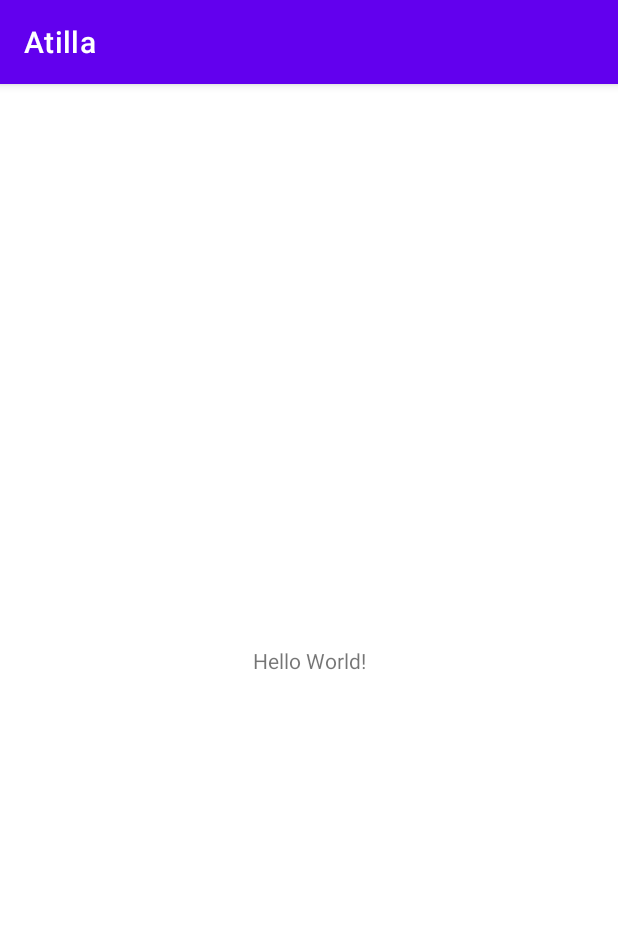
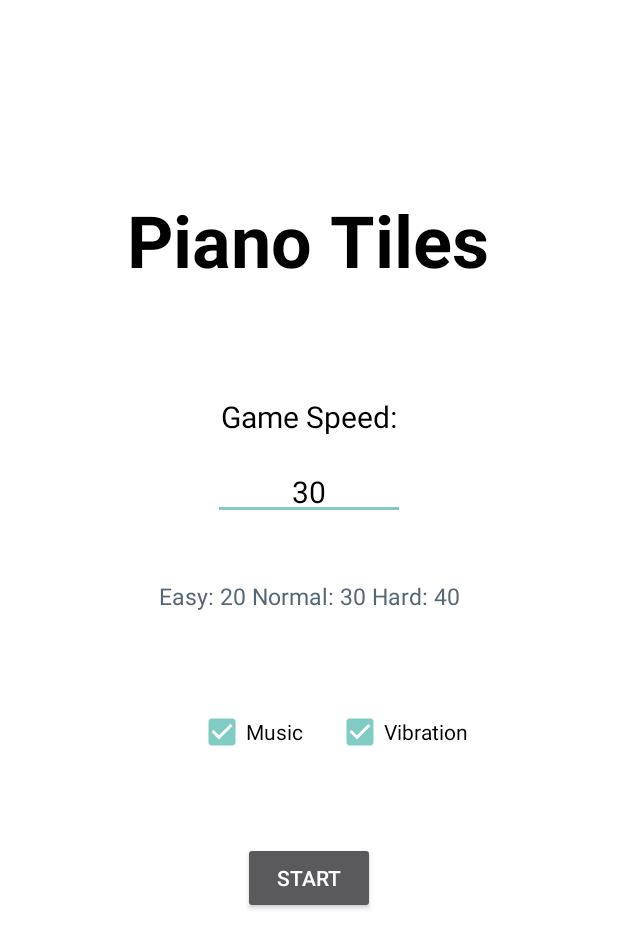
Before and after one commit to amirisback/piano-tiles-clone, an Android app: the screen it shows after launch (MainActivity), on a phone screen of 412 x 824 dp. Shown: the top 948 px of the screen. Run offline under Robolectric (Android 15) with nearby library versions, the phone set to English and light mode, and no system bars.

Commit message:
update: code atilla

```diff
--- /dev/null
+++ b/atillaturkmen/src/main/java/com/github/atillaturkmen/BaseActivity.kt
@@ -0,0 +1,13 @@
+package com.github.atillaturkmen
+
+import android.os.Bundle
+import androidx.appcompat.app.AppCompatActivity
+
+abstract class BaseActivity : AppCompatActivity() {
+
+    override fun onCreate(savedInstanceState: Bundle?) {
+        super.onCreate(savedInstanceState)
+
+        // remove notification bar
+    }
+}
--- a/atillaturkmen/src/main/res/layout/activity_main.xml
+++ b/atillaturkmen/src/main/res/layout/activity_main.xml
@@ -4,15 +4,111 @@
     xmlns:tools="http://schemas.android.com/tools"
     android:layout_width="match_parent"
     android:layout_height="match_parent"
-    tools:context=".MainActivity">
+    tools:context=".MainActivity"
+    android:background="@color/white">
+
 
     <TextView
+        android:id="@+id/textView"
         android:layout_width="wrap_content"
         android:layout_height="wrap_content"
-        android:text="Hello World!"
+        android:layout_marginTop="50dp"
+        android:padding="8dp"
+        android:text="@string/app_name"
+        android:textColor="@color/black"
+        android:textSize="48sp"
+        android:textStyle="bold"
         app:layout_constraintBottom_toBottomOf="parent"
-        app:layout_constraintLeft_toLeftOf="parent"
-        app:layout_constraintRight_toRightOf="parent"
-        app:layout_constraintTop_toTopOf="parent" />
+        app:layout_constraintEnd_toEndOf="parent"
+        app:layout_constraintHorizontal_bias="0.496"
+        app:layout_constraintStart_toStartOf="parent"
+        app:layout_constraintTop_toTopOf="parent"
+        app:layout_constraintVertical_bias="0.1" />
 
+    <EditText
+        android:id="@+id/editText"
+        android:layout_width="wrap_content"
+        android:layout_height="wrap_content"
+        android:hint="@string/input"
+        android:importantForAutofill="no"
+        android:inputType="number"
+        android:maxLength="2"
+        android:padding="5dp"
+        android:textSize="20sp"
+        android:textColor="@color/black"
+        android:textAlignment="center"
+        android:gravity="center"
+        android:ellipsize="middle"
+        android:text="@string/game_speed"
+        app:layout_constraintBottom_toBottomOf="parent"
+        app:layout_constraintEnd_toEndOf="parent"
+        app:layout_constraintStart_toStartOf="parent"
+        app:layout_constraintTop_toBottomOf="@+id/textView"
+        app:layout_constraintVertical_bias="0.186">
+
+    </EditText>
+
+    <Button
+        android:id="@+id/button"
+        android:layout_width="wrap_content"
+        android:layout_height="wrap_content"
+        android:text="@string/start"
+        app:layout_constraintBottom_toBottomOf="parent"
+        app:layout_constraintEnd_toEndOf="parent"
+        app:layout_constraintStart_toStartOf="parent"
+        app:layout_constraintTop_toBottomOf="@+id/editText" />
+
+    <TextView
+        android:id="@+id/textView2"
+        android:layout_marginTop="10dp"
+        android:padding="6dp"
+        android:textSize="15sp"
+        android:layout_width="wrap_content"
+        android:layout_height="wrap_content"
+        android:text="@string/speed_advice"
+        android:textColor="@color/gray"
+        app:layout_constraintBottom_toTopOf="@+id/button"
+        app:layout_constraintEnd_toEndOf="parent"
+        app:layout_constraintStart_toStartOf="parent"
+        app:layout_constraintTop_toBottomOf="@+id/editText"
+        app:layout_constraintVertical_bias="0.139" />
+
+    <TextView
+        android:id="@+id/textView3"
+        android:layout_width="wrap_content"
+        android:layout_height="wrap_content"
+        android:text="@string/input"
+        android:textColor="@color/black"
+        android:textSize="20sp"
+        app:layout_constraintBottom_toTopOf="@+id/editText"
+        app:layout_constraintEnd_toEndOf="parent"
+        app:layout_constraintStart_toStartOf="parent"
+        app:layout_constraintTop_toBottomOf="@+id/textView"
+        app:layout_constraintVertical_bias="0.783" />
+
+    <CheckBox
+        android:id="@+id/checkBox"
+        android:layout_width="wrap_content"
+        android:layout_height="wrap_content"
+        android:text="@string/music"
+        android:textColor="@color/black"
+        android:checked="true"
+        app:layout_constraintBottom_toTopOf="@+id/button"
+        app:layout_constraintEnd_toStartOf="@+id/checkBox2"
+        app:layout_constraintHorizontal_bias="0.858"
+        app:layout_constraintStart_toStartOf="parent"
+        app:layout_constraintTop_toBottomOf="@+id/textView2" />
+
+    <CheckBox
+        android:id="@+id/checkBox2"
+        android:layout_width="wrap_content"
+        android:layout_height="wrap_content"
+        android:layout_marginEnd="100dp"
+        android:layout_marginRight="100dp"
+        android:textColor="@color/black"
+        android:text="@string/vibration"
+        android:checked="true"
+        app:layout_constraintBottom_toTopOf="@+id/button"
+        app:layout_constraintEnd_toEndOf="parent"
+        app:layout_constraintTop_toBottomOf="@+id/textView2" />
 </androidx.constraintlayout.widget.ConstraintLayout>
--- a/atillaturkmen/src/main/res/values-night/themes.xml
+++ /dev/null
@@ -1,16 +0,0 @@
-<resources xmlns:tools="http://schemas.android.com/tools">
-    <!-- Base application theme. -->
-    <style name="Theme.PianoTiles" parent="Theme.MaterialComponents.DayNight.DarkActionBar">
-        <!-- Primary brand color. -->
-        <item name="colorPrimary">@color/purple_200</item>
-        <item name="colorPrimaryVariant">@color/purple_700</item>
-        <item name="colorOnPrimary">@color/black</item>
-        <!-- Secondary brand color. -->
-        <item name="colorSecondary">@color/teal_200</item>
-        <item name="colorSecondaryVariant">@color/teal_200</item>
-        <item name="colorOnSecondary">@color/black</item>
-        <!-- Status bar color. -->
-        <item name="android:statusBarColor" tools:targetApi="l">?attr/colorPrimaryVariant</item>
-        <!-- Customize your theme here. -->
-    </style>
-</resources>
--- a/atillaturkmen/src/main/res/values/colors.xml
+++ b/atillaturkmen/src/main/res/values/colors.xml
@@ -1,10 +1,8 @@
 <?xml version="1.0" encoding="utf-8"?>
 <resources>
-    <color name="purple_200">#FFBB86FC</color>
-    <color name="purple_500">#FF6200EE</color>
-    <color name="purple_700">#FF3700B3</color>
-    <color name="teal_200">#FF03DAC5</color>
-    <color name="teal_700">#FF018786</color>
-    <color name="black">#FF000000</color>
-    <color name="white">#FFFFFFFF</color>
+    <color name="black_overlay">#66000000</color>
+
+    <color name="black">#000000</color>
+    <color name="white">#FFFFFF</color>
+    <color name="gray">#576675</color>
 </resources>
--- a/atillaturkmen/src/main/res/values/strings.xml
+++ b/atillaturkmen/src/main/res/values/strings.xml
@@ -1,3 +1,11 @@
 <resources>
-    <string name="app_name">Atilla</string>
+    <string name="app_name">Piano Tiles</string>
+
+    <string name="title_activity_game">GameActivity</string>
+    <string name="input">Game Speed:</string>
+    <string name="start">START</string>
+    <string name="speed_advice">Easy: 20 Normal: 30 Hard: 40</string>
+    <string name="game_speed">30</string>
+    <string name="music">Music</string>
+    <string name="vibration">Vibration</string>
 </resources>
--- /dev/null
+++ b/atillaturkmen/src/main/res/values/styles.xml
@@ -0,0 +1,19 @@
+<resources>
+
+    <!-- Base application theme. -->
+    <style name="AppTheme" parent="Theme.AppCompat.NoActionBar">
+    </style>
+
+    <style name="FullscreenTheme" parent="AppTheme">
+        <item name="android:actionBarStyle">@style/FullscreenActionBarStyle</item>
+        <item name="android:windowActionBarOverlay">true</item>
+        <item name="android:windowBackground">@null</item>
+        <item name="metaButtonBarStyle">?android:attr/buttonBarStyle</item>
+        <item name="metaButtonBarButtonStyle">?android:attr/buttonBarButtonStyle</item>
+    </style>
+
+    <style name="FullscreenActionBarStyle" parent="Widget.AppCompat.ActionBar">
+        <item name="android:background">@color/black_overlay</item>
+    </style>
+
+</resources>
--- a/atillaturkmen/src/main/res/values/themes.xml
+++ /dev/null
@@ -1,16 +0,0 @@
-<resources xmlns:tools="http://schemas.android.com/tools">
-    <!-- Base application theme. -->
-    <style name="Theme.PianoTiles" parent="Theme.MaterialComponents.DayNight.DarkActionBar">
-        <!-- Primary brand color. -->
-        <item name="colorPrimary">@color/purple_500</item>
-        <item name="colorPrimaryVariant">@color/purple_700</item>
-        <item name="colorOnPrimary">@color/white</item>
-        <!-- Secondary brand color. -->
-        <item name="colorSecondary">@color/teal_200</item>
-        <item name="colorSecondaryVariant">@color/teal_700</item>
-        <item name="colorOnSecondary">@color/black</item>
-        <!-- Status bar color. -->
-        <item name="android:statusBarColor" tools:targetApi="l">?attr/colorPrimaryVariant</item>
-        <!-- Customize your theme here. -->
-    </style>
-</resources>
--- a/gianmartind/build.gradle
+++ b/gianmartind/build.gradle
@@ -41,7 +41,7 @@ dependencies {
     implementation 'androidx.appcompat:appcompat:1.3.1'
     implementation 'com.google.android.material:material:1.4.0'
     implementation 'androidx.constraintlayout:constraintlayout:2.1.0'
-    testImplementation 'junit:junit:4.+'
+    testImplementation 'junit:junit:4.13.2'
     androidTestImplementation 'androidx.test.ext:junit:1.1.3'
     androidTestImplementation 'androidx.test.espresso:espresso-core:3.4.0'
 }
```
Also changed, not shown: atillaturkmen/src/main/AndroidManifest.xml (+18 -4 lines), atillaturkmen/src/main/java/com/github/atillaturkmen/GameActivity.kt (added, +57 -0 lines), atillaturkmen/src/main/java/com/github/atillaturkmen/GameThread.kt (added, +75 -0 lines), atillaturkmen/src/main/java/com/github/atillaturkmen/GameView.kt (added, +229 -0 lines), atillaturkmen/src/main/java/com/github/atillaturkmen/MainActivity.kt (+31 -2 lines), atillaturkmen/src/main/java/com/github/atillaturkmen/Tile.kt (added, +81 -0 lines), atillaturkmen/src/main/res/layout/activity_game.xml (added, +8 -0 lines), atillaturkmen/src/main/res/values/attrs.xml (added, +12 -0 lines), 2 other files.
